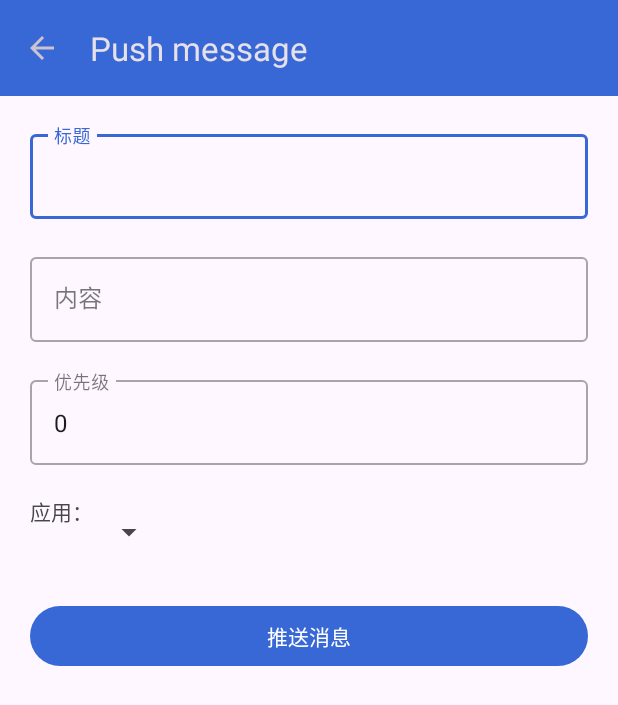
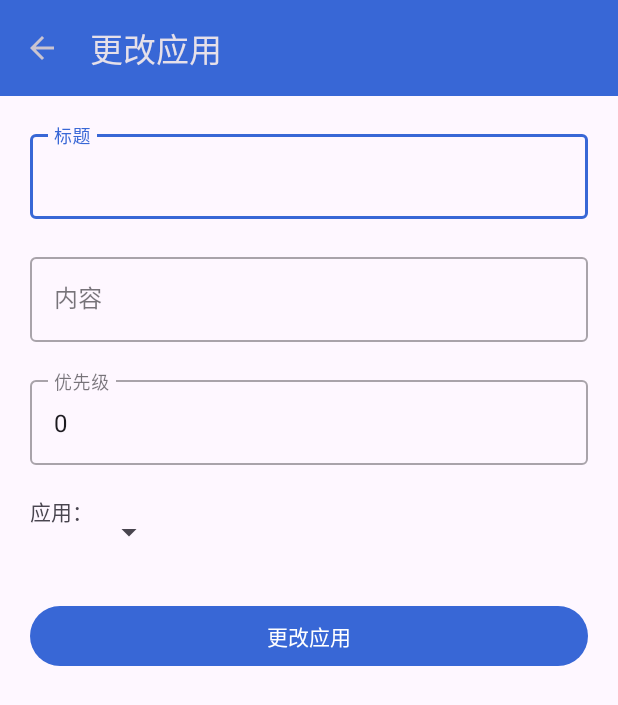
Before and after one commit to caodong0225/USST_Android_Development, an Android app: the ShareActivity screen opened directly, with no data from a screen before it, on a phone screen of 412 x 824 dp. Shown: the top 705 px of the screen. Run offline under Robolectric (Android 15) with nearby library versions, the phone set to English and light mode, and no system bars; libraries missing offline, so code that uses them is left out: org.tinylog.kotlin; 2 statements that could not run were skipped.

Commit message:
feat: change the android application

```diff
--- a/android/app/src/main/AndroidManifest.xml
+++ b/android/app/src/main/AndroidManifest.xml
@@ -62,7 +62,7 @@
             android:name=".sharing.ShareActivity"
             android:exported="true"
             android:theme="@style/AppTheme.NoActionBar"
-            android:label="Push message">
+            android:label="更改应用">
             <intent-filter>
                 <action android:name="android.intent.action.SEND" />
                 <category android:name="android.intent.category.DEFAULT" />
--- a/android/app/src/main/res/layout/activity_messages.xml
+++ b/android/app/src/main/res/layout/activity_messages.xml
@@ -64,6 +64,7 @@
                             android:layout_width="wrap_content"
                             android:layout_height="wrap_content"
                             android:layout_marginTop="32dp"
+                            android:visibility="gone"
                             android:text="Learn how to send messages"
                             android:textColor="@android:color/white"
                             app:layout_constraintEnd_toEndOf="parent"
--- a/android/app/src/main/res/values/strings.xml
+++ b/android/app/src/main/res/values/strings.xml
@@ -96,14 +96,14 @@
     <string name="setting_key_intent_dialog_permission">意图操作权限</string>
     <string name="setting_summary_intent_dialog_permission">要始终显示传入意图 URL，请授予权限将此应用显示在其他应用上方。</string>
     <string name="setting_summary_intent_dialog_permission_granted">权限已授予。</string>
-    <string name="push_message">推送消息</string>
+    <string name="push_message">更改应用</string>
     <string name="appListDescription">应用：</string>
     <string name="priorityDescription">优先级：</string>
-    <string name="push_button">推送消息</string>
+    <string name="push_button">更改应用</string>
     <string name="push_title_hint">标题</string>
     <string name="push_content_hint">内容</string>
     <string name="push_priority_hint">优先级</string>
-    <string name="push_missing_app_info">服务器上没有可用的应用程序来推送消息。</string>
+    <string name="push_missing_app_info">服务器上没有可用的应用程序。</string>
     <string name="message_copied_to_clipboard">内容已复制到剪贴板</string>
     <string name="not_loggedin_share">无法分享，因为您尚未登录。</string>
     <string name="action_dialog_missing">缺少 URL</string>
```
Also changed, not shown: android/client/src/main/java/com/github/gotify/client/model/Application.java (+33 -0 lines).
